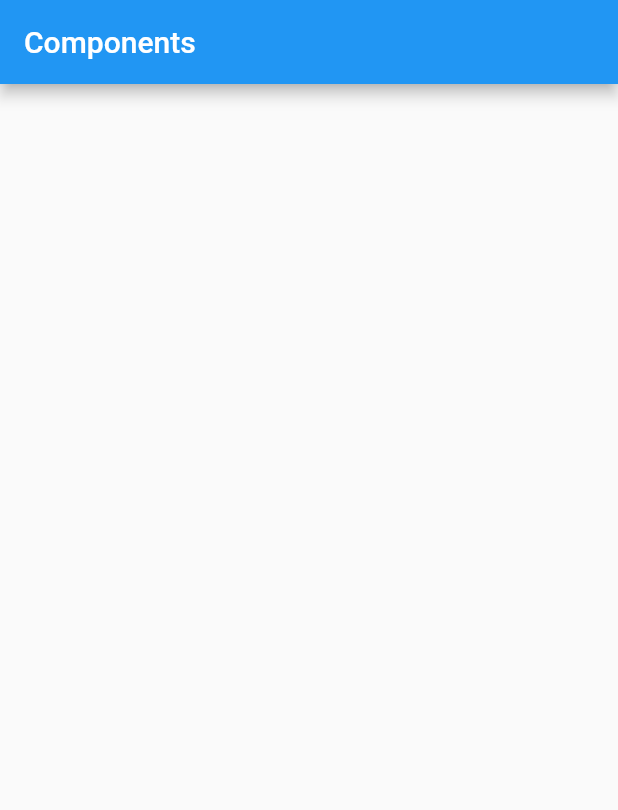
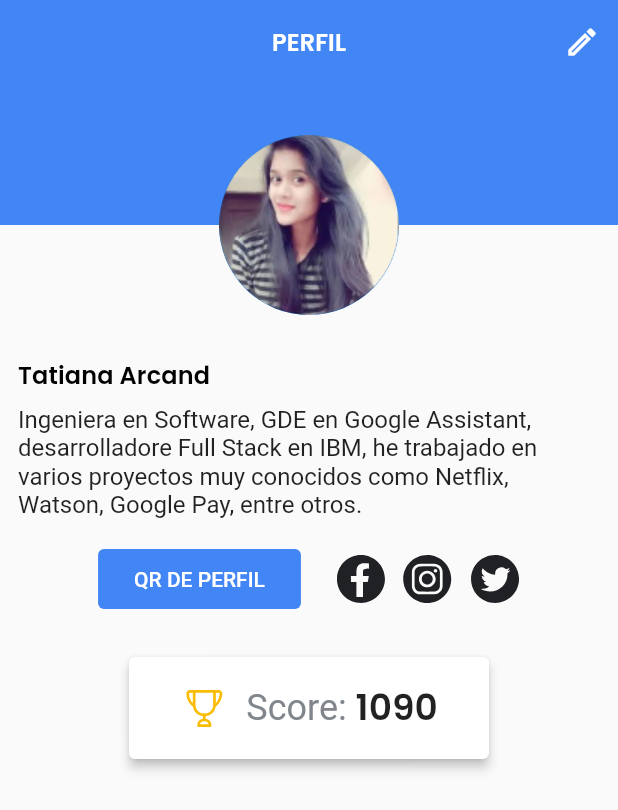
Before and after one commit to DevFestBolivia/devfest-mobile, a Flutter app: the screen it shows after launch, on a phone screen of 412 x 824 dp. Shown: the top 810 px of the screen. Run offline on Flutter 3.47's test engine with Material 2 defaults, Android fonts, the phone set to English and light mode, and no system bars; our stand-ins replace cloud_firestore, firebase_core, flutter_svg, google_fonts; accounts and stored records are empty.

Commit message:
Header and Info sections on Profile Page finished (Just UI)

```diff
--- a/lib/main.dart
+++ b/lib/main.dart
@@ -1,4 +1,7 @@
 import 'package:devfestbolivia/screens/components_screen.dart';
+import 'package:devfestbolivia/screens/profile_screen.dart';
+import 'package:devfestbolivia/style/devfest_colors.dart';
+import 'package:devfestbolivia/style/spacing.dart';
 import 'package:flutter/material.dart';
 import 'package:provider/provider.dart';
 import 'package:google_fonts/google_fonts.dart';
@@ -33,19 +36,38 @@ class MyApp extends StatelessWidget {
         primarySwatch: Colors.blue,
         fontFamily: 'Roboto',
         textTheme: TextTheme(
-          titleSmall: GoogleFonts.poppins(fontSize: 16, fontWeight: FontWeight.w600),
-          titleMedium: GoogleFonts.poppins(fontSize: 24, fontWeight: FontWeight.w600),
-          bodyMedium: GoogleFonts.roboto(fontSize: 16, fontWeight: FontWeight.w400),
-          bodySmall: GoogleFonts.roboto(fontSize: 14, fontWeight: FontWeight.w400),
-          headlineLarge: GoogleFonts.poppins(fontSize: 30, fontWeight: FontWeight.w600, color: Colors.blue),
-          headlineSmall: GoogleFonts.raleway(fontSize: 16, fontWeight: FontWeight.w600),
+          titleSmall:
+              GoogleFonts.poppins(fontSize: 16, fontWeight: FontWeight.w600),
+          titleMedium:
+              GoogleFonts.poppins(fontSize: 24, fontWeight: FontWeight.w600),
+          bodyMedium:
+              GoogleFonts.roboto(fontSize: 16, fontWeight: FontWeight.w400),
+          bodySmall:
+              GoogleFonts.roboto(fontSize: 14, fontWeight: FontWeight.w400),
+          headlineLarge: GoogleFonts.poppins(
+              fontSize: 30, fontWeight: FontWeight.w600, color: Colors.blue),
+          headlineSmall:
+              GoogleFonts.raleway(fontSize: 16, fontWeight: FontWeight.w600),
+        ),
+        elevatedButtonTheme: const ElevatedButtonThemeData(
+          style: ButtonStyle(
+            elevation: MaterialStatePropertyAll(0.0),
+            padding: MaterialStatePropertyAll(
+              EdgeInsets.symmetric(
+                horizontal: SpacingValues.xxl,
+                vertical: SpacingValues.m,
+              ),
+            ),
+            backgroundColor: MaterialStatePropertyAll(DevFestColors.primary),
+          ),
         ),
       ),
-      initialRoute: Routes.COMPONENTS,
+      initialRoute: Routes.PROFILE,
       routes: {
         Routes.COMPONENTS: (BuildContext context) => const ComponentsScreen(),
         Routes.HOME: (BuildContext context) => const MyHomePage(),
         Routes.SPEAKERS: (BuildContext context) => const SpeakersScreen(),
+        Routes.PROFILE: (BuildContext context) => const ProfileScreen(),
       },
     );
   }
--- /dev/null
+++ b/lib/screens/profile_screen.dart
@@ -0,0 +1,200 @@
+import 'package:devfestbolivia/style/devfest_colors.dart';
+import 'package:devfestbolivia/style/spacing.dart';
+import 'package:flutter/material.dart';
+import 'package:flutter_svg/svg.dart';
+
+class ProfileScreen extends StatelessWidget {
+  const ProfileScreen({super.key});
+
+  final double _appBarElevation = 0.0;
+
+  final String _appBarTitle = 'PERFIL';
+
+  @override
+  Widget build(BuildContext context) {
+    return Scaffold(
+      extendBodyBehindAppBar: true,
+      appBar: AppBar(
+        backgroundColor: Colors.transparent,
+        elevation: _appBarElevation,
+        centerTitle: true,
+        title: Text(
+          _appBarTitle,
+          style: Theme.of(context).textTheme.titleSmall?.copyWith(
+                color: DevFestColors.primaryLight,
+              ),
+        ),
+        actions: [
+          IconButton(
+            onPressed: () {},
+            icon: const Icon(
+              Icons.edit_outlined,
+              color: DevFestColors.primaryLight,
+            ),
+          )
+        ],
+      ),
+      body: Column(
+        crossAxisAlignment: CrossAxisAlignment.start,
+        children: [
+          const _Header(),
+          const SizedBox(
+            height: 16,
+          ),
+          Expanded(
+            child: Padding(
+              padding: const EdgeInsets.all(SpacingValues.m),
+              child: SingleChildScrollView(
+                child: Column(
+                  children: [
+                    _ProfileInfo(),
+                  ],
+                ),
+              ),
+            ),
+          )
+        ],
+      ),
+    );
+  }
+}
+
+class _Header extends StatelessWidget {
+  const _Header();
+
+  final double _imageRadius = 60.0;
+
+  @override
+  Widget build(BuildContext context) {
+    return Stack(
+      children: [
+        Column(
+          children: [
+            Container(
+              color: DevFestColors.primary,
+              height: _imageRadius * 2.5,
+              width: double.infinity,
+            ),
+            SizedBox(
+              height: _imageRadius,
+            )
+          ],
+        ),
+        Positioned.fill(
+          child: Align(
+            alignment: Alignment.bottomCenter,
+            child: CircleAvatar(
+              radius: _imageRadius,
+              backgroundImage:
+                  const AssetImage('assets/images/dummy_profile.png'),
+            ),
+          ),
+        )
+      ],
+    );
+  }
+}
+
+class _ProfileInfo extends StatelessWidget {
+  const _ProfileInfo();
+
+  @override
+  Widget build(BuildContext context) {
+    return Column(
+      mainAxisSize: MainAxisSize.min,
+      children: [
+        _bio(context),
+        VerticalSpacing.l,
+        _actions(context),
+        const SizedBox(
+          height: SpacingValues.m * 2,
+        ),
+        _score(context),
+      ],
+    );
+  }
+
+  Widget _bio(BuildContext context) {
+    final dummyName = 'Tatiana Arcand';
+    final dummyBio =
+        'Ingeniera en Software, GDE en Google Assistant, desarrolladore Full Stack en IBM, he trabajado en varios proyectos muy conocidos como Netflix, Watson, Google Pay, entre otros.';
+
+    return Column(
+      crossAxisAlignment: CrossAxisAlignment.start,
+      children: [
+        Text(
+          dummyName,
+          style: Theme.of(context).textTheme.titleSmall,
+        ),
+        VerticalSpacing.xs,
+        Text(dummyBio),
+      ],
+    );
+  }
+
+  Widget _actions(BuildContext context) {
+    final profileQRLabel = 'QR DE PERFIL';
+
+    return Row(
+      mainAxisAlignment: MainAxisAlignment.center,
+      children: [
+        ElevatedButton(
+          onPressed: () {},
+          child: Text(
+            profileQRLabel,
+          ),
+        ),
+        HorizontalSpacing.xxl,
+        SvgPicture.asset('assets/svg/logo_facebook.svg'),
+        HorizontalSpacing.s,
+        SvgPicture.asset('assets/svg/logo_instagram.svg'),
+        HorizontalSpacing.s,
+        SvgPicture.asset('assets/svg/logo_twitter.svg'),
+      ],
+    );
+  }
+
+  Widget _score(BuildContext context) {
+    final _scoreElevation = 3.0;
+    final scoreValue = 1090;
+    return Card(
+      elevation: _scoreElevation,
+      child: SizedBox(
+        width: 240,
+        child: Padding(
+          padding: const EdgeInsets.symmetric(
+            // horizontal: SpacingValues.m * 2,
+            vertical: SpacingValues.l,
+          ),
+          child: Row(
+            mainAxisSize: MainAxisSize.min,
+            mainAxisAlignment: MainAxisAlignment.center,
+            children: [
+              SvgPicture.asset('assets/svg/trophy.svg'),
+              HorizontalSpacing.m,
+              Text(
+                'Score: ',
+                style: Theme.of(context).textTheme.bodyMedium?.copyWith(
+                      fontSize: 24,
+                      color: Color(0xff80868B),
+                    ),
+              ),
+              TweenAnimationBuilder<int>(
+                tween: IntTween(begin: 0, end: scoreValue),
+                duration: const Duration(seconds: 2),
+                builder: (context, value, child) {
+                  return Text(
+                    '$value',
+                    style: Theme.of(context).textTheme.titleMedium?.copyWith(
+                          fontSize: 24,
+                        ),
+                  );
+                },
+              )
+            ],
+          ),
+        ),
+      ),
+    );
+  }
+}
--- a/lib/screens/routes.dart
+++ b/lib/screens/routes.dart
@@ -2,4 +2,5 @@ class Routes {
   static const String COMPONENTS = 'Components';
   static const String HOME = 'Home';
   static const String SPEAKERS = 'Speakers';
+  static const String PROFILE = 'Profile';
 }
--- /dev/null
+++ b/lib/style/devfest_colors.dart
@@ -0,0 +1,8 @@
+import 'dart:ui';
+
+class DevFestColors {
+  static const primary = Color(0xff4285F4);
+  static const primaryLight = Color.fromARGB(255, 255, 255, 255);
+
+  static const textDark = Color(0x00ffffff);
+}
--- /dev/null
+++ b/lib/style/spacing.dart
@@ -0,0 +1,31 @@
+import 'package:flutter/material.dart';
+
+class SpacingValues {
+  static const double xxs = 4;
+  static const double xs = 8;
+  static const double s = 12;
+  static const double m = 12;
+  static const double l = 16;
+  static const double xl = 20;
+  static const double xxl = 24;
+}
+
+class VerticalSpacing {
+  static const xxs = SizedBox(height: SpacingValues.xxs);
+  static const xs = SizedBox(height: SpacingValues.xs);
+  static const s = SizedBox(height: SpacingValues.s);
+  static const m = SizedBox(height: SpacingValues.m);
+  static const l = SizedBox(height: SpacingValues.l);
+  static const xl = SizedBox(height: SpacingValues.xl);
+  static const xxl = SizedBox(height: SpacingValues.xxl);
+}
+
+class HorizontalSpacing {
+  static const xxs = SizedBox(width: SpacingValues.xxs);
+  static const xs = SizedBox(width: SpacingValues.xs);
+  static const s = SizedBox(width: SpacingValues.s);
+  static const m = SizedBox(width: SpacingValues.m);
+  static const l = SizedBox(width: SpacingValues.l);
+  static const xl = SizedBox(width: SpacingValues.xl);
+  static const xxl = SizedBox(width: SpacingValues.xxl);
+}
```
Also changed, not shown: assets/images/dummy_profile.png (added), assets/svg/logo_facebook.svg (added), assets/svg/logo_instagram.svg (added), assets/svg/logo_twitter.svg (added), assets/svg/trophy.svg (added), lib/firebase/firebase_main.dart (line endings or trailing spaces).
